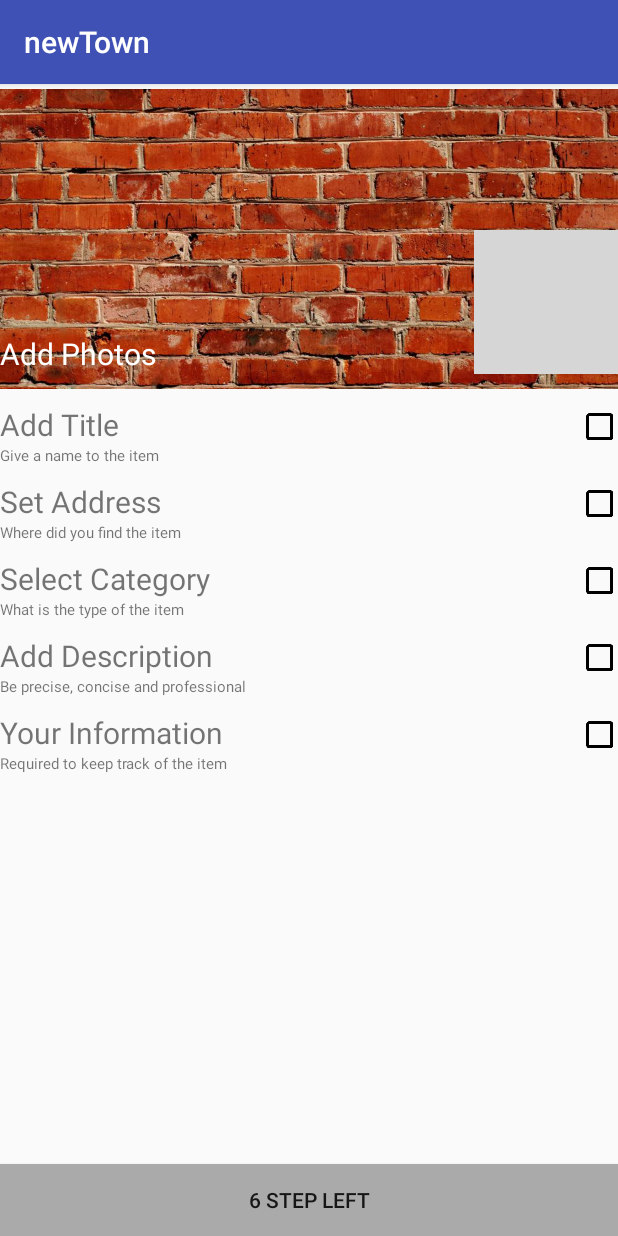
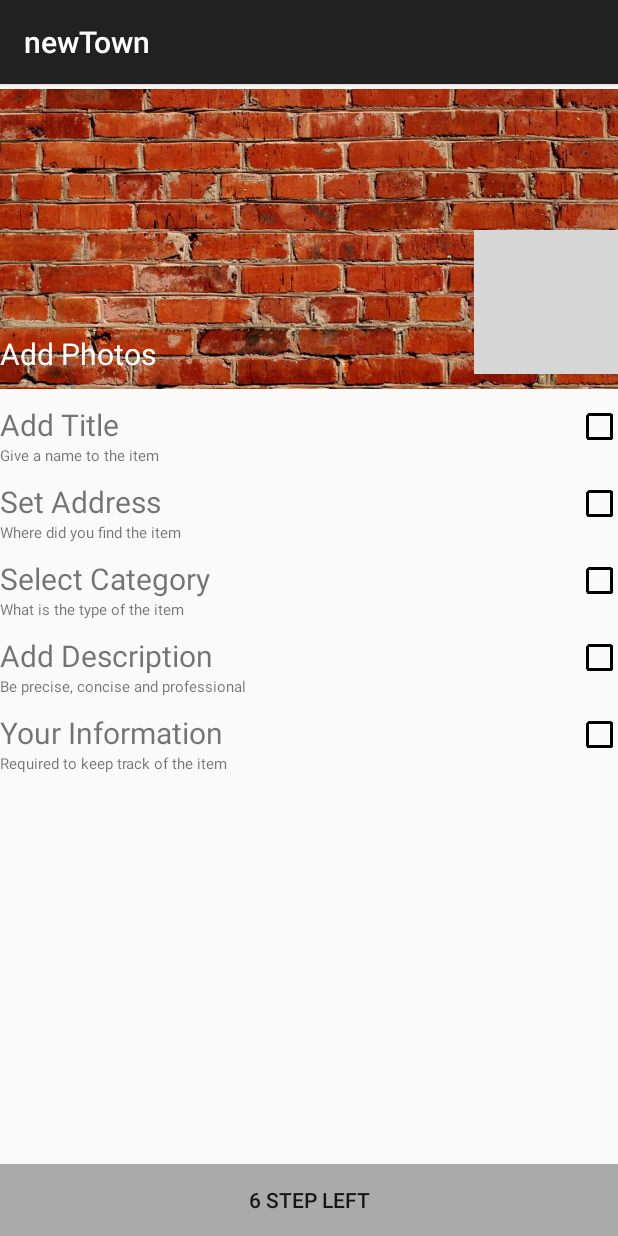
Before and after one commit to zcbmlijygrdwa/paperTown, an Android app: the newTown screen opened directly, with no data from a screen before it, on a phone screen of 412 x 824 dp. Run offline under Robolectric (Android 15) with nearby library versions, the phone set to English and light mode, and no system bars; grey boxes are pictures that could not be loaded.

```diff
--- a/app/src/main/res/drawable/customprogressbar.xml
+++ b/app/src/main/res/drawable/customprogressbar.xml
@@ -10,7 +10,7 @@
         <item android:id="@android:id/progress">
             <clip>
                 <shape android:shape="rectangle">
-                    <solid android:color="@android:color/holo_red_light"/>
+                    <solid android:color="#1dbf97"/>
                 </shape>
             </clip>
         </item>
--- a/app/src/main/res/layout/activity_main.xml
+++ b/app/src/main/res/layout/activity_main.xml
@@ -15,6 +15,7 @@
         <android.support.v7.widget.Toolbar
             android:id="@+id/toolbar"
             android:layout_width="match_parent"
+            app:theme="@style/ToolBarStyle"
             android:layout_height="?attr/actionBarSize"
             android:background="?attr/colorPrimary"
             app:popupTheme="@style/AppTheme.PopupOverlay" />
--- a/app/src/main/res/layout/activity_new_town.xml
+++ b/app/src/main/res/layout/activity_new_town.xml
@@ -16,6 +16,7 @@
         <android.support.v7.widget.Toolbar
             android:id="@+id/toolbar"
             android:layout_width="match_parent"
+            app:theme="@style/ToolBarStyle"
             android:layout_height="?attr/actionBarSize"
             android:background="?attr/colorPrimary"
             app:popupTheme="@style/AppTheme.PopupOverlay" />
--- a/app/src/main/res/values/colors.xml
+++ b/app/src/main/res/values/colors.xml
@@ -1,6 +1,6 @@
 <?xml version="1.0" encoding="utf-8"?>
 <resources>
-    <color name="colorPrimary">#3F51B5</color>
-    <color name="colorPrimaryDark">#303F9F</color>
-    <color name="colorAccent">#FF4081</color>
+    <color name="colorPrimary">#dddddd</color>
+    <color name="colorPrimaryDark">#c4c4c4</color>
+    <color name="colorAccent">#1dbf97</color>
 </resources>
--- a/app/src/main/res/values/styles.xml
+++ b/app/src/main/res/values/styles.xml
@@ -19,4 +19,12 @@
 
     <style name="AppTheme.PopupOverlay" parent="ThemeOverlay.AppCompat.Light" />
 
+
+
+    <style name="ToolBarStyle" parent="Theme.AppCompat">
+        <item name="android:textColorPrimary">@android:color/white</item>
+        <item name="android:textColorSecondary">@android:color/black</item>
+        <item name="actionMenuTextColor">@android:color/black</item>
+    </style>
+
 </resources>
```
Also changed, not shown: app/src/main/java/zhenyuyang/cec150/ece/ucsb/edu/project/SelectImageActivity.java (+9 -1 lines), app/src/main/java/zhenyuyang/cec150/ece/ucsb/edu/project/newTown.java (+79 -5 lines), app/src/main/res/drawable/corner.jpg (added), app/src/main/res/drawable/door.jpg (added), app/src/main/res/drawable/light.jpg (added), app/src/main/res/drawable/mc.jpg (added).
